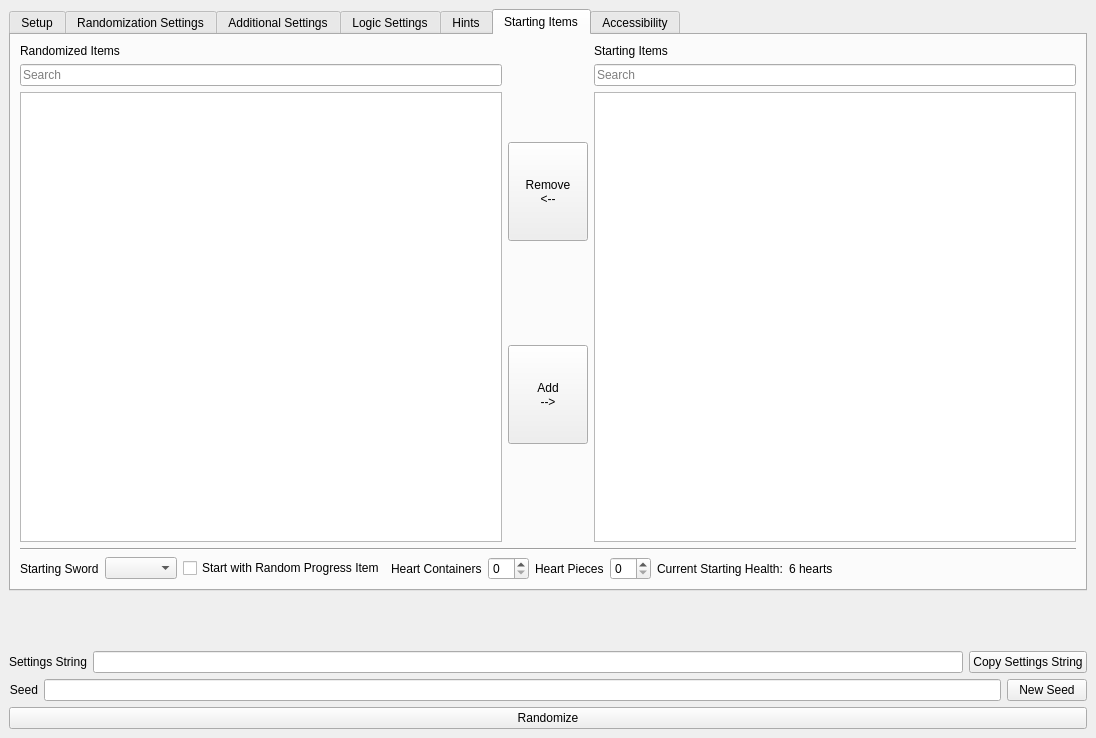
Qt form gui/randogui.ui (ssrando/ssrando) before a commit.
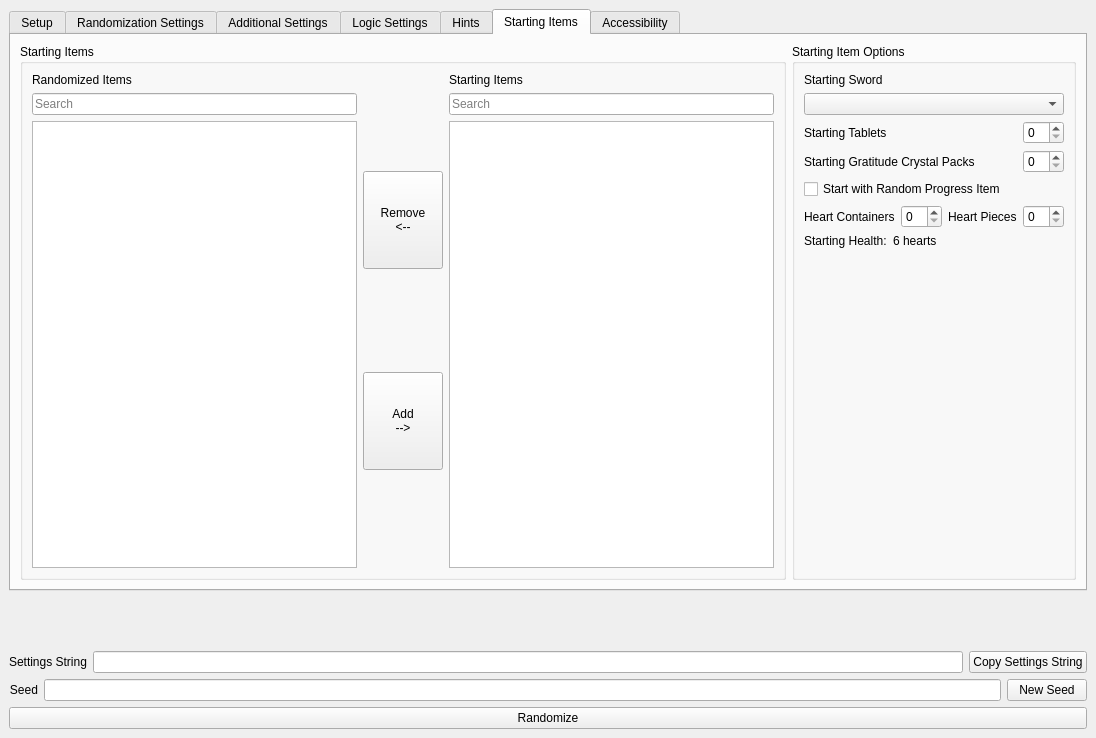
The same form after that commit. The open tabs and pages were chosen to show the change.

Commit message: Add extra wallets and crystal packs to start items

The edit to the form file:
```diff
--- a/gui/randogui.ui
+++ b/gui/randogui.ui
@@ -807,27 +807,6 @@
                </item>
               </layout>
              </item>
-             <item>
-              <layout class="QHBoxLayout" name="hlay_starting_tablets">
-               <item>
-                <widget class="QLabel" name="label_for_option_starting_tablet_count">
-                 <property name="text">
-                  <string>Starting Tablets</string>
-                 </property>
-                </widget>
-               </item>
-               <item>
-                <widget class="QSpinBox" name="option_starting_tablet_count">
-                 <property name="maximumSize">
-                  <size>
-                   <width>41</width>
-                   <height>16777215</height>
-                  </size>
-                 </property>
-                </widget>
-               </item>
-              </layout>
-             </item>
              <item>
               <widget class="QLabel" name="label_for_option_open_lake_floria">
                <property name="text">
@@ -1737,9 +1716,17 @@
        </attribute>
        <layout class="QHBoxLayout" name="horizontalLayout_8">
         <item>
-         <layout class="QVBoxLayout" name="vlay_starting_items">
-          <item>
-           <layout class="QHBoxLayout" name="hlay_starting_items_body">
+         <widget class="QGroupBox" name="box_starting_items">
+          <property name="sizePolicy">
+           <sizepolicy hsizetype="Preferred" vsizetype="Preferred">
+            <horstretch>0</horstretch>
+            <verstretch>0</verstretch>
+           </sizepolicy>
+          </property>
+          <property name="title">
+           <string>Starting Items</string>
+          </property>
+          <layout class="QHBoxLayout" name="horizontalLayout_5">
             <item>
              <layout class="QVBoxLayout" name="vlay_randomized_items_section">
               <item>
@@ -1910,21 +1897,20 @@
              </layout>
             </item>
            </layout>
-          </item>
-          <item>
-           <widget class="Line" name="line_starting_items_divider">
-            <property name="orientation">
-             <enum>Qt::Horizontal</enum>
-            </property>
            </widget>
           </item>
           <item>
-           <layout class="QHBoxLayout" name="hlay_starting_items_misc_options">
-            <property name="bottomMargin">
-             <number>0</number>
-            </property>
-            <item>
-             <layout class="QHBoxLayout" name="hlay_starting_sword">
+         <widget class="QGroupBox" name="box_starting_item_options">
+          <property name="sizePolicy">
+           <sizepolicy hsizetype="Maximum" vsizetype="Preferred">
+            <horstretch>0</horstretch>
+            <verstretch>0</verstretch>
+           </sizepolicy>
+          </property>
+          <property name="title">
+           <string>Starting Item Options</string>
+          </property>
+          <layout class="QVBoxLayout" name="verticalLayout_29">
               <item>
                <widget class="QLabel" name="label_for_option_starting_sword">
                 <property name="text">
@@ -1935,6 +1921,52 @@
               <item>
                <widget class="QComboBox" name="option_starting_sword"/>
               </item>
+           <item>
+            <layout class="QHBoxLayout" name="hlay_starting_tablets">
+             <item>
+              <widget class="QLabel" name="label_for_option_starting_tablet_count">
+               <property name="text">
+                <string>Starting Tablets</string>
+               </property>
+              </widget>
+             </item>
+             <item>
+              <widget class="QSpinBox" name="option_starting_tablet_count">
+               <property name="sizePolicy">
+                <sizepolicy hsizetype="Maximum" vsizetype="Fixed">
+                 <horstretch>0</horstretch>
+                 <verstretch>0</verstretch>
+                </sizepolicy>
+               </property>
+               <property name="maximumSize">
+                <size>
+                 <width>16777215</width>
+                 <height>16777215</height>
+                </size>
+               </property>
+              </widget>
+             </item>
+            </layout>
+           </item>
+           <item>
+            <layout class="QHBoxLayout" name="horizontalLayout_2">
+             <item>
+              <widget class="QLabel" name="label_for_option_starting_crystal_packs">
+               <property name="text">
+                <string>Starting Gratitude Crystal Packs</string>
+               </property>
+              </widget>
+             </item>
+             <item>
+              <widget class="QSpinBox" name="option_starting_crystal_packs">
+               <property name="sizePolicy">
+                <sizepolicy hsizetype="Maximum" vsizetype="Fixed">
+                 <horstretch>0</horstretch>
+                 <verstretch>0</verstretch>
+                </sizepolicy>
+               </property>
+              </widget>
+             </item>
              </layout>
             </item>
             <item>
@@ -1981,10 +2013,6 @@
                 </property>
                </widget>
               </item>
-             </layout>
-            </item>
-            <item>
-             <layout class="QHBoxLayout" name="hlay_heart_pieces">
               <item>
                <widget class="QLabel" name="label_for_option_starting_heart_pieces">
                 <property name="sizePolicy">
@@ -2017,38 +2045,44 @@
              </layout>
             </item>
             <item>
+            <layout class="QHBoxLayout" name="hlay_heart_pieces">
+             <item>
              <widget class="QLabel" name="label_current_starting_health">
               <property name="text">
-               <string>Current Starting Health:</string>
+                <string>Starting Health:</string>
               </property>
              </widget>
             </item>
             <item>
              <widget class="QLabel" name="current_starting_health_counter">
+               <property name="sizePolicy">
+                <sizepolicy hsizetype="Expanding" vsizetype="Preferred">
+                 <horstretch>0</horstretch>
+                 <verstretch>0</verstretch>
+                </sizepolicy>
+               </property>
               <property name="text">
                <string>6 hearts</string>
               </property>
              </widget>
             </item>
+            </layout>
+           </item>
             <item>
-             <spacer name="hspace_starting_items_misc">
+            <spacer name="verticalSpacer">
               <property name="orientation">
-               <enum>Qt::Horizontal</enum>
-              </property>
-              <property name="sizeType">
-               <enum>QSizePolicy::Expanding</enum>
+              <enum>Qt::Vertical</enum>
               </property>
               <property name="sizeHint" stdset="0">
                <size>
-                <width>40</width>
-                <height>20</height>
+               <width>20</width>
+               <height>296</height>
                </size>
               </property>
              </spacer>
             </item>
            </layout>
-          </item>
-         </layout>
+         </widget>
         </item>
        </layout>
       </widget>
```
Left out of the diff: 2 changed lines with no effect on the pictures. Lines whose indentation alone changed are shown as unchanged. The commit also changes 5 other files.
